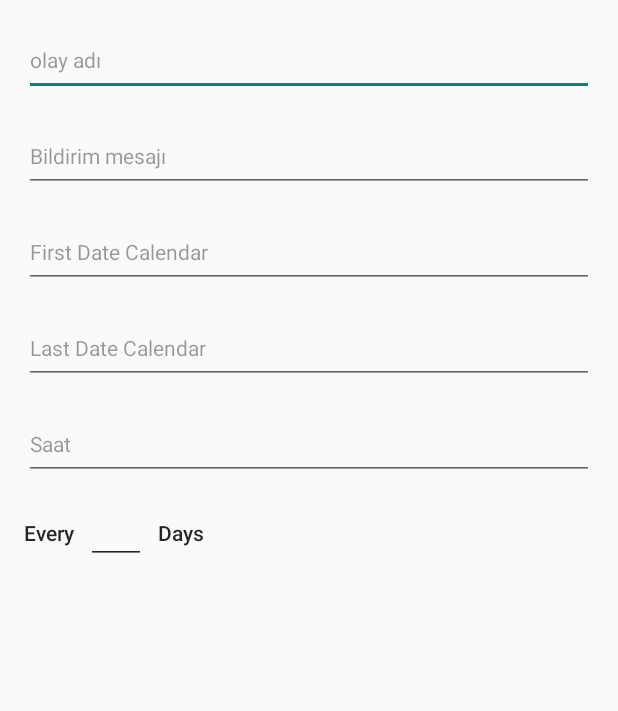
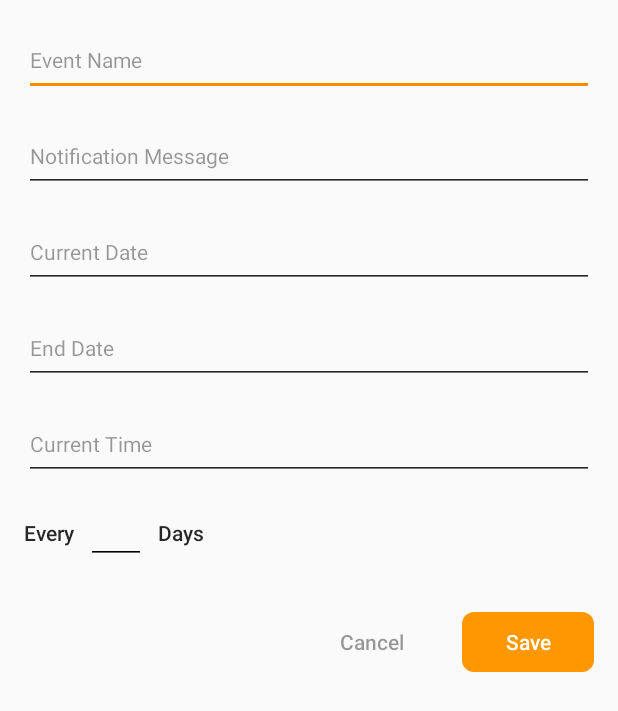
Before and after one commit to bedii97/Routine, an Android app: the layout add_daily_reminder.xml on its own in the app's theme, with its tools: preview values and no code run, on a phone screen of 412 x 824 dp. Shown: the top 711 px of the screen. Run offline under Robolectric (Android 15) with nearby library versions, the phone set to English and light mode, and no system bars.

Commit message:
Daily Reminder almost finished (design)

```diff
--- a/app/src/main/java/com/example/routine/Dialog/AddDailyReminder.java
+++ b/app/src/main/java/com/example/routine/Dialog/AddDailyReminder.java
@@ -7,6 +7,7 @@ import android.content.DialogInterface;
 import android.os.Bundle;
 import android.view.LayoutInflater;
 import android.view.View;
+import android.widget.Button;
 import android.widget.EditText;
 
 import androidx.annotation.NonNull;
@@ -17,7 +18,8 @@ import com.example.routine.R;
 
 public class AddDailyReminder extends DialogFragment {
 
-    private EditText editText1, editText2;
+    private Button saveButton, cancelButton;
+    private EditText eventNameEditText, notificationMessageEditText, currentDateEditText, endDateEditText, currentTimeEditText;
     private AddDailyReminderListener listener;
 
     @NonNull
@@ -27,20 +29,7 @@ public class AddDailyReminder extends DialogFragment {
         LayoutInflater inflater = getActivity().getLayoutInflater();
         View view = inflater.inflate(R.layout.add_daily_reminder, null);
         builder.setView(view)
-                .setNegativeButton("Cancel", new DialogInterface.OnClickListener() {
-                    @Override
-                    public void onClick(DialogInterface dialog, int which) {
-
-                    }
-                })
-                .setPositiveButton("Accept", new DialogInterface.OnClickListener() {
-                    @Override
-                    public void onClick(DialogInterface dialog, int which) {
-                        String et1 = editText1.getText().toString();
-                        String et2 = editText2.getText().toString();
-                        listener.getDailyInfo(et1, et2);
-                    }
-                });
+                .setTitle(R.string.add_daily_reminder_dialog_tag);
 
         return builder.create();
     }
--- a/app/src/main/java/com/example/routine/Dialog/AddMonthlyReminder.java
+++ b/app/src/main/java/com/example/routine/Dialog/AddMonthlyReminder.java
@@ -27,6 +27,7 @@ public class AddMonthlyReminder extends DialogFragment {
         LayoutInflater inflater = getActivity().getLayoutInflater();
         View view = inflater.inflate(R.layout.add_monthly_reminder, null);
         builder.setView(view)
+                .setTitle(R.string.add_monthly_reminder_dialog_tag)
                 .setNegativeButton("Cancel", new DialogInterface.OnClickListener() {
                     @Override
                     public void onClick(DialogInterface dialog, int which) {
--- a/app/src/main/java/com/example/routine/Dialog/AddWeeklyReminder.java
+++ b/app/src/main/java/com/example/routine/Dialog/AddWeeklyReminder.java
@@ -27,6 +27,7 @@ public class AddWeeklyReminder extends DialogFragment {
         LayoutInflater inflater = getActivity().getLayoutInflater();
         View view = inflater.inflate(R.layout.add_weekly_reminder, null);
         builder.setView(view)
+                .setTitle(R.string.add_weekly_reminder_dialog_tag)
                 .setNegativeButton("Cancel", new DialogInterface.OnClickListener() {
                     @Override
                     public void onClick(DialogInterface dialog, int which) {
--- a/app/src/main/java/com/example/routine/Dialog/AddYearlyReminder.java
+++ b/app/src/main/java/com/example/routine/Dialog/AddYearlyReminder.java
@@ -27,6 +27,7 @@ public class AddYearlyReminder extends DialogFragment {
         LayoutInflater inflater = getActivity().getLayoutInflater();
         View view = inflater.inflate(R.layout.add_yearly_reminder, null);
         builder.setView(view)
+                .setTitle(R.string.add_yearly_reminder_dialog_tag)
                 .setNegativeButton("Cancel", new DialogInterface.OnClickListener() {
                     @Override
                     public void onClick(DialogInterface dialog, int which) {
--- /dev/null
+++ b/app/src/main/res/drawable/general_button_background_focused.xml
@@ -0,0 +1,13 @@
+<shape
+    xmlns:android="http://schemas.android.com/apk/res/android"
+    android:shape="rectangle"   >
+
+    <solid
+        android:color="?attr/saveButtonColorFocus">
+    </solid>
+
+    <corners
+        android:radius="8dp">
+    </corners>
+
+</shape>
--- /dev/null
+++ b/app/src/main/res/drawable/general_button_background_normal.xml
@@ -0,0 +1,13 @@
+<shape
+    xmlns:android="http://schemas.android.com/apk/res/android"
+    android:shape="rectangle"   >
+
+    <solid
+        android:color="?attr/saveButtonColorNormal">
+    </solid>
+
+    <corners
+        android:radius="8dp">
+    </corners>
+
+</shape>
--- /dev/null
+++ b/app/src/main/res/drawable/general_button_background_pressed.xml
@@ -0,0 +1,13 @@
+<shape
+    xmlns:android="http://schemas.android.com/apk/res/android"
+    android:shape="rectangle"   >
+
+    <solid
+        android:color="?attr/saveButtonColorPressed">
+    </solid>
+
+    <corners
+        android:radius="8dp">
+    </corners>
+
+</shape>
--- /dev/null
+++ b/app/src/main/res/drawable/general_button_background_selector.xml
@@ -0,0 +1,6 @@
+<?xml version="1.0" encoding="utf-8"?>
+<selector xmlns:android="http://schemas.android.com/apk/res/android">
+    <item android:state_focused="true" android:state_pressed="false" android:drawable="@drawable/general_button_background_focused" />
+    <item android:state_focused="false" android:state_pressed="true" android:drawable="@drawable/general_button_background_pressed" />
+    <item android:drawable="@drawable/general_button_background_normal" />
+</selector>
--- a/app/src/main/res/layout/add_daily_reminder.xml
+++ b/app/src/main/res/layout/add_daily_reminder.xml
@@ -1,14 +1,21 @@
 <?xml version="1.0" encoding="utf-8"?>
-<androidx.constraintlayout.widget.ConstraintLayout
+<LinearLayout
     xmlns:android="http://schemas.android.com/apk/res/android"
     xmlns:app="http://schemas.android.com/apk/res-auto"
     xmlns:tools="http://schemas.android.com/tools"
     android:layout_width="match_parent"
-    android:layout_height="match_parent">
+    android:layout_height="wrap_content"
+    android:orientation="vertical">
 
     <include
-        android:id="@+id/activity_post_details_toolbar"
+        android:id="@+id/add_daily_reminder_common_variables_include"
         layout="@layout/add_reminder_common_variables" />
+
+    <androidx.constraintlayout.widget.ConstraintLayout
+        android:layout_width="match_parent"
+        android:layout_height="wrap_content"
+        android:layout_marginTop="16dp"
+        android:layout_marginBottom="16dp">
 
         <TextView
             android:id="@+id/add_daily_reminder_every_word_tv"
@@ -26,10 +33,8 @@
 
         <EditText
             android:id="@+id/add_daily_reminder_how_many_days_et"
-        android:theme="@style/EditTextTheme"
             android:layout_width="40dp"
             android:layout_height="wrap_content"
-        android:layout_marginTop="16dp"
             android:layout_marginStart="8dp"
             android:fontFamily="sans-serif-medium"
             android:importantForAutofill="no"
@@ -38,8 +43,10 @@
             android:textAlignment="center"
             android:textColor="?attr/primaryTextColor"
             android:textSize="14sp"
+            android:theme="@style/EditTextTheme"
+            app:layout_constraintBottom_toBottomOf="parent"
             app:layout_constraintStart_toEndOf="@+id/add_daily_reminder_every_word_tv"
-        app:layout_constraintTop_toBottomOf="@+id/activity_post_details_toolbar" />
+            app:layout_constraintTop_toTopOf="parent" />
 
         <TextView
             android:id="@+id/add_daily_reminder_days_tv"
@@ -55,3 +62,9 @@
             app:layout_constraintStart_toEndOf="@+id/add_daily_reminder_how_many_days_et"/>
 
     </androidx.constraintlayout.widget.ConstraintLayout>
+
+    <include
+        android:id="@+id/add_daily_reminder_common_buttons_include"
+        layout="@layout/add_reminder_common_buttons" />
+
+</LinearLayout>
--- /dev/null
+++ b/app/src/main/res/layout/add_reminder_common_buttons.xml
@@ -0,0 +1,41 @@
+<?xml version="1.0" encoding="utf-8"?>
+<androidx.constraintlayout.widget.ConstraintLayout
+    xmlns:android="http://schemas.android.com/apk/res/android"
+    xmlns:app="http://schemas.android.com/apk/res-auto"
+    xmlns:tools="http://schemas.android.com/tools"
+    android:layout_width="match_parent"
+    android:layout_height="wrap_content">
+
+    <Button
+        android:id="@+id/add_reminder_common_buttons_save_btn"
+        style="?android:attr/borderlessButtonStyle"
+        android:layout_width="wrap_content"
+        android:layout_height="40dp"
+        android:layout_marginTop="16dp"
+        android:layout_marginEnd="16dp"
+        android:layout_marginBottom="16dp"
+        android:text="@string/add_reminder_common_buttons_save_button"
+        android:textAllCaps="false"
+        android:textColor="?attr/reminderSaveButtonTextColor"
+        android:background="@drawable/general_button_background_selector"
+        app:layout_constraintBottom_toBottomOf="parent"
+        app:layout_constraintEnd_toEndOf="parent"
+        app:layout_constraintTop_toTopOf="parent" />
+
+    <Button
+        android:id="@+id/add_reminder_common_buttons_cancel_btn"
+        style="?android:attr/borderlessButtonStyle"
+        android:layout_width="wrap_content"
+        android:layout_height="40dp"
+        android:layout_marginTop="16dp"
+        android:layout_marginEnd="16dp"
+        android:layout_marginBottom="16dp"
+        android:text="@string/add_reminder_common_buttons_cancel_button"
+        android:textAllCaps="false"
+        android:textColor="?attr/reminderCancelButtonTextColor"
+        android:background="@android:color/transparent"
+        app:layout_constraintBottom_toBottomOf="parent"
+        app:layout_constraintEnd_toStartOf="@+id/add_reminder_common_buttons_save_btn"
+        app:layout_constraintTop_toTopOf="parent" />
+
+</androidx.constraintlayout.widget.ConstraintLayout>
--- a/app/src/main/res/layout/add_reminder_common_variables.xml
+++ b/app/src/main/res/layout/add_reminder_common_variables.xml
@@ -13,7 +13,7 @@
         android:layout_marginStart="16dp"
         android:layout_marginEnd="16dp"
         android:layout_marginTop="16dp"
-        android:hint="olay adı"
+        android:hint="@string/add_reminder_common_variables_event_name"
         android:importantForAutofill="no"
         android:inputType="textLongMessage"
         android:minHeight="48dp"
@@ -31,7 +31,7 @@
         android:layout_marginTop="16dp"
         android:layout_marginStart="16dp"
         android:layout_marginEnd="16dp"
-        android:hint="Bildirim mesajı"
+        android:hint="@string/add_reminder_common_variables_notification_message"
         android:importantForAutofill="no"
         android:inputType="textLongMessage"
         android:minHeight="48dp"
@@ -49,7 +49,7 @@
         android:layout_marginTop="16dp"
         android:layout_marginStart="16dp"
         android:layout_marginEnd="16dp"
-        android:hint="First Date Calendar"
+        android:hint="@string/add_reminder_common_variables_starting_date"
         android:importantForAutofill="no"
         android:inputType="textLongMessage"
         android:minHeight="48dp"
@@ -67,7 +67,7 @@
         android:layout_marginTop="16dp"
         android:layout_marginStart="16dp"
         android:layout_marginEnd="16dp"
-        android:hint="Last Date Calendar"
+        android:hint="@string/add_reminder_common_variables_end_date"
         android:importantForAutofill="no"
         android:inputType="textLongMessage"
         android:minHeight="48dp"
@@ -85,7 +85,7 @@
         android:layout_marginTop="16dp"
         android:layout_marginStart="16dp"
         android:layout_marginEnd="16dp"
-        android:hint="Saat"
+        android:hint="@string/add_reminder_common_variables_clock"
         android:importantForAutofill="no"
         android:inputType="textLongMessage"
         android:minHeight="48dp"
--- a/app/src/main/res/values/attr.xml
+++ b/app/src/main/res/values/attr.xml
@@ -14,11 +14,20 @@
     <attr name="primaryTextColor" format="reference"/>
     <attr name="secondaryTextColor" format="reference"/>
     <attr name="thirdTextColor" format="reference"/>
-
     <attr name="labelsTextColor" format="reference"/>
 
     <attr name="labelsColorNormal" format="reference"/>
     <attr name="labelsColorPressed" format="reference"/>
     <attr name="labelsColorRipple" format="reference"/>
 
+    <attr name="editTextNormalColor" format="reference"/>
+    <attr name="editTextActivatedColor" format="reference"/>
+
+    <attr name="reminderSaveButtonTextColor" format="reference"/>
+    <attr name="reminderCancelButtonTextColor" format="reference"/>
+
+    <attr name="saveButtonColorNormal" format="reference"/>
+    <attr name="saveButtonColorFocus" format="reference"/>
+    <attr name="saveButtonColorPressed" format="reference"/>
+
 </resources>
--- a/app/src/main/res/values/colors.xml
+++ b/app/src/main/res/values/colors.xml
@@ -16,12 +16,17 @@
 
     <color name="floatingActionButtonsShadowColor">#33000000</color>
 
+    <!--editText Colors (Light)-->
+    <color name="editTextNormalColorLight">#D9000000</color>
+    <color name="editTextActivatedColorLight">#FB8C00</color>
+
     <!--Text Colors (Light)-->
     <color name="primaryTextColorLight">#D9000000</color>
     <color name="secondaryTextColorLight">#99000000</color>
     <color name="thirdTextColorLight">#66000000</color>
     <color name="labelTextColorLight">#D9FFFFFF</color>
 
+    <!--floatingActionButton Colors (Light)-->
     <color name="floatingActionButtonNormalColorLight">#FF9800</color>
     <color name="floatingActionButtonPressedColorLight">#FB8C00</color>
     <color name="floatingActionButtonRippleColorLight">#FFB74D</color>
@@ -30,6 +35,16 @@
     <color name="labelsColorNormalLight">#333333</color>
     <color name="labelsColorPressedLight">#444444</color>
     <color name="labelsColorRippleLight">#66FFFFFF</color>
+
+    <!--Reminder Buttons Text Colors (Light)-->
+    <color name="reminderSaveButtonTextColorLight">#FFFFFF</color>
+    <color name="reminderCancelButtonTextColorLight">#66000000</color>
+
+    <!--Reminder Buttons Colors (Light)-->
+    <color name="saveButtonColorNormalLight">#FF9800</color>
+    <color name="saveButtonColorFocusLight">#FB8C00</color>
+    <color name="saveButtonColorPressedLight">#FFB74D</color>
+
 
 
 
@@ -41,12 +56,17 @@
     <color name="statusBarColorDark">#000000</color>
     <color name="cardViewColorDark">#424242</color>
 
+    <!--editText Colors (Dark)-->
+    <color name="editTextNormalColorDark">#66FFFFFF</color>
+    <color name="editTextActivatedColorDark">#FFB74D</color>
+
     <!--Text Colors (Dark)-->
     <color name="primaryTextColorDark">#D9FFFFFF</color>
     <color name="secondaryTextColorDark">#99FFFFFF</color>
     <color name="thirdTextColorDark">#66FFFFFF</color>
     <color name="labelTextColorDark">#D9000000</color>
 
+    <!--floatingActionButton Colors (Dark)-->
     <color name="floatingActionButtonNormalColorDark">#FFB74D</color>
     <color name="floatingActionButtonPressedColorDark">#FF9800</color>
     <color name="floatingActionButtonRippleColorDark">#FFCC80</color>
@@ -56,5 +76,14 @@
     <color name="labelsColorPressedDark">#C9C9C9</color>
     <color name="labelsColorRippleDark">#99FFFFFF</color>
 
+    <!--Reminder Buttons Text Colors (Dark)-->
+    <color name="reminderSaveButtonTextColorDark">#99000000</color>
+    <color name="reminderCancelButtonTextColorDark">#99FFFFFF</color>
+
+    <!--Reminder Buttons Colors (Dark)-->
+    <color name="saveButtonColorNormalDark">#FFB74D</color>
+    <color name="saveButtonColorFocusDark">#FF9800</color>
+    <color name="saveButtonColorPressedDark">#FFCC80</color>
+
 
 </resources>
--- a/app/src/main/res/values/strings.xml
+++ b/app/src/main/res/values/strings.xml
@@ -10,11 +10,22 @@
 
     <string name="add_reminder_every_word">Every</string>
     <string name="add_daily_reminder_day">Days</string>
-
     <string name="add_weekly_reminder_week">Weeks</string>
-
     <string name="add_monthly_reminder_month">Months</string>
-
     <string name="add_yearly_reminder_Day">Years</string>
 
+    <string name="add_daily_reminder_dialog_tag">Daily Reminder</string>
+    <string name="add_weekly_reminder_dialog_tag">Weekly Reminder</string>
+    <string name="add_monthly_reminder_dialog_tag">Monthly Reminder</string>
+    <string name="add_yearly_reminder_dialog_tag">Yearly Reminder</string>
+
+    <string name="add_reminder_common_variables_event_name">Event Name</string>
+    <string name="add_reminder_common_variables_notification_message">Notification Message</string>
+    <string name="add_reminder_common_variables_starting_date">Current Date</string>
+    <string name="add_reminder_common_variables_end_date">End Date</string>
+    <string name="add_reminder_common_variables_clock">Current Time</string>
+
+    <string name="add_reminder_common_buttons_save_button">Save</string>
+    <string name="add_reminder_common_buttons_cancel_button">Cancel</string>
+
 </resources>
--- a/app/src/main/res/values/styles.xml
+++ b/app/src/main/res/values/styles.xml
@@ -24,6 +24,18 @@
         <item name="labelsColorNormal">@color/labelsColorNormalLight</item>
         <item name="labelsColorPressed">@color/labelsColorPressedLight</item>
         <item name="labelsColorRipple">@color/labelsColorRippleLight</item>
+
+        <item name="colorControlNormal">@color/editTextNormalColorLight</item>
+        <item name="colorControlActivated">@color/editTextActivatedColorLight</item>
+
+        <!--Reminder Buttons Text Colors (Light)-->
+        <item name="reminderSaveButtonTextColor">@color/reminderSaveButtonTextColorLight</item>
+        <item name="reminderCancelButtonTextColor">@color/reminderCancelButtonTextColorLight</item>
+
+        <!--Reminder Buttons Colors (Light)-->
+        <item name="saveButtonColorNormal">@color/saveButtonColorNormalLight</item>
+        <item name="saveButtonColorFocus">@color/saveButtonColorFocusLight</item>
+        <item name="saveButtonColorPressed">@color/saveButtonColorPressedLight</item>
 
     </style>
 
@@ -54,6 +66,18 @@
         <item name="labelsColorPressed">@color/labelsColorPressedDark</item>
         <item name="labelsColorRipple">@color/labelsColorRippleDark</item>
 
+        <item name="colorControlNormal">@color/editTextNormalColorDark</item>
+        <item name="colorControlActivated">@color/editTextActivatedColorDark</item>
+
+        <!--Reminder Buttons Text Colors (Dark)-->
+        <item name="reminderSaveButtonTextColor">@color/reminderSaveButtonTextColorDark</item>
+        <item name="reminderCancelButtonTextColor">@color/reminderCancelButtonTextColorDark</item>
+
+        <!--Reminder Buttons Colors (Dark)-->
+        <item name="saveButtonColorNormal">@color/saveButtonColorNormalDark</item>
+        <item name="saveButtonColorFocus">@color/saveButtonColorFocusDark</item>
+        <item name="saveButtonColorPressed">@color/saveButtonColorPressedDark</item>
+
     </style>
 
 
@@ -64,8 +88,8 @@
     </style>
 
     <style name="EditTextTheme">
-        <item name="colorControlNormal">?attr/primaryTextColor</item>
-        <item name="colorControlActivated">?attr/secondaryTextColor</item>
+        <item name="colorControlNormal">?attr/editTextNormalColor</item>
+        <item name="colorControlActivated">?attr/editTextActivatedColor</item>
     </style>
 
     <style name="AppTheme.AppBarOverlay" parent="ThemeOverlay.AppCompat.Dark.ActionBar" />
```
Also changed, not shown: 1 other file. Lines whose indentation alone changed are shown as unchanged.
